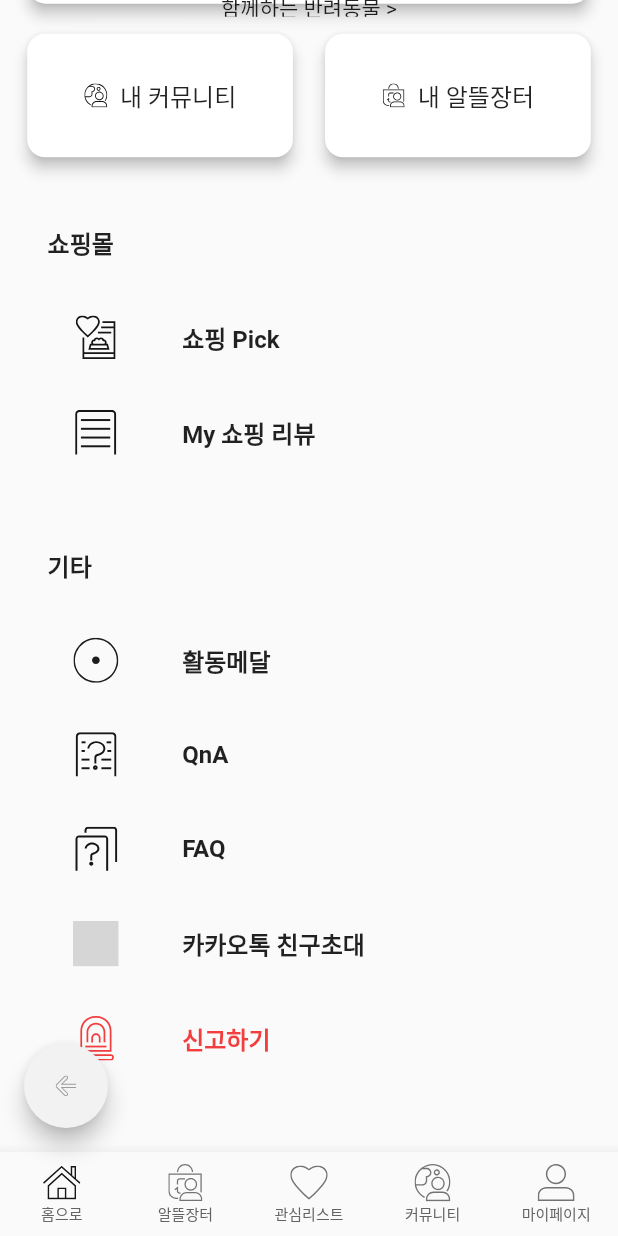
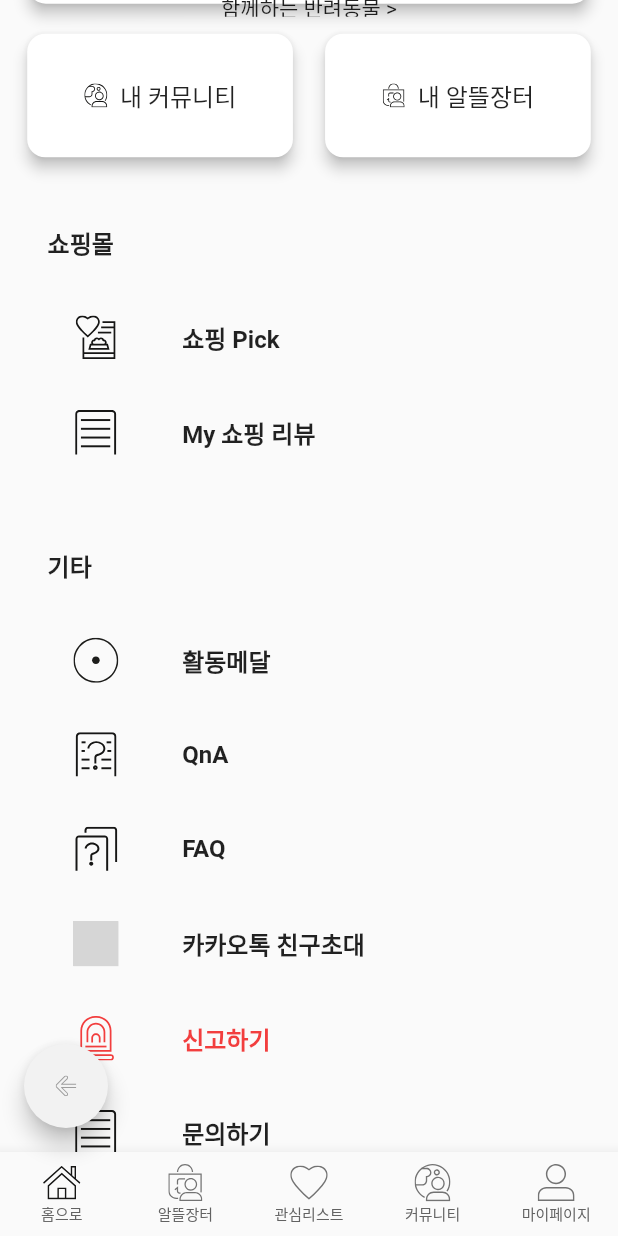
Before and after one commit to sshinndo/BonAPetti, a Flutter app: the screen it shows after launch, item 5 of the bottom bar chosen, scrolled down 548 dp, on a phone screen of 412 x 824 dp. Run offline on Flutter 3.47's test engine with Material 2 defaults, Android fonts, the light colour scheme and no system bars; our stand-ins replace cloud_firestore, csv, dio, file_picker, firebase_auth, firebase_core and 5 more; missing offline and left inert: kakao_flutter_sdk; accounts and stored records are empty; generated files the repository leaves out were written again; network calls fail; project files that could hold a hidden picture were left out; grey boxes are pictures that could not be loaded.

Commit message:
외부 브라우저 구글 폼 연결 완료 (로그인, 마이페이지 스크린)

```diff
--- a/lib/myPage/screen/MyPageScreen.dart
+++ b/lib/myPage/screen/MyPageScreen.dart
@@ -16,6 +16,7 @@ import 'package:pet_service_application/myPage/screen/PetProfileScreen.dart';
 import 'package:pet_service_application/myPage/screen/UserProfileScreen.dart';
 import 'package:pet_service_application/myPage/screen/QnaScreen.dart';
 import 'package:pet_service_application/myPage/widget/UserProfileWidget.dart';
+import 'package:url_launcher/url_launcher.dart';
 
 
 class MyPage extends StatefulWidget {
@@ -28,8 +29,22 @@ class MyPage extends StatefulWidget {
 
 class _MyPageState extends State<MyPage> {
 
+  Future<void>? _launched;
+  Future<void> _launchInBrowser(String url) async {
+    if (!await launch(
+      url,
+      forceSafariVC: false,
+      forceWebView: false,
+      headers: <String, String>{'my_header_key': 'my_header_value'},
+    )) {
+      throw 'Could not launch $url';
+    }
+  }
   @override
   Widget build(BuildContext context) {
+    //구글 설문지 링크
+    const String _url = 'https://docs.google.com/forms/d/e/1FAIpQLSffJTPtzolI8Yg2gnCa1HSNW-RYGY2-YNks0BXfMvoZqmRLig/viewform';
+
     return Scaffold(
       body: ListView(children: [
         Column(
@@ -667,6 +682,46 @@ class _MyPageState extends State<MyPage> {
                 print('Report Page is clicked');
               },
             ),
+            ListTile(
+              minVerticalPadding: MediaQuery
+                  .of(context)
+                  .size
+                  .height * .02,
+              //contentPadding: EdgeInsets.only(left: MediaQuery.of(context).size.width*.12), // 전체 내부 패딩 균등 설정
+              title: Container(
+                padding: EdgeInsets.only(left: MediaQuery
+                    .of(context)
+                    .size
+                    .width * .08),
+                child: Row(
+                  children: [
+                    Container(
+                      width: 30,
+                      height: 30,
+                      child: SvgPicture.asset(
+                        'images/svg/my_review.svg', // 1. list에 넣을 변수 값
+                        width: 25.5, // 아이콘 가로 고정 상수값
+                        height: 28, // 아이콘 세로 고정 상수값
+                        alignment: Alignment.center,
+                      ),
+                    ),
+                    SizedBox(width: 42.5),
+                    Text(
+                      '문의하기', // 2. list에 넣을 변수 값
+                      textAlign: TextAlign.start,
+                      style: TextStyle(
+                          fontSize: 16.0,
+                          fontWeight: FontWeight.bold),
+                    ),
+                  ],
+                ),
+              ),
+              onTap: () {
+                setState(() {
+                  _launched = _launchInBrowser(_url);
+                });
+              },
+            ),
             SizedBox(height: 45),
 
 
```
Also changed, not shown: lib/log_in/screen/LogIn.dart (+0 -22 lines).
